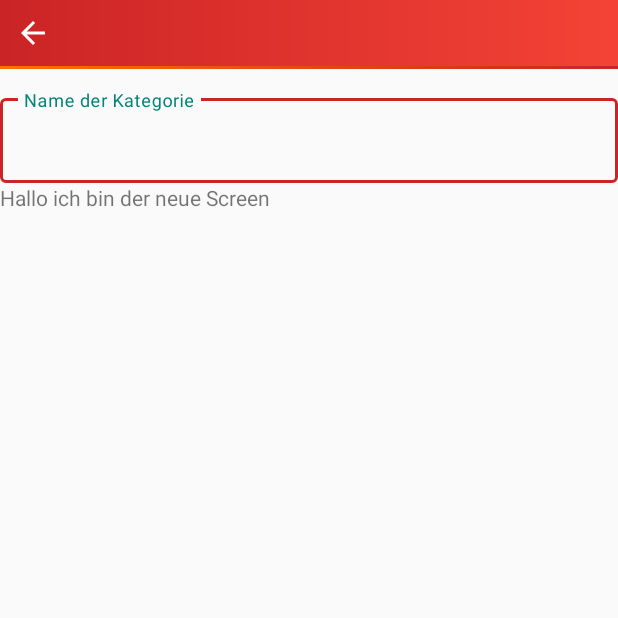
After one commit to davidzimara/AugmentedReality-App, an Android app: the CreateCategory screen opened directly, with no data from a screen before it, on a phone screen of 412 x 824 dp, the top half of it. The commit adds this screen. Run offline under Robolectric (Android 15) with nearby library versions, the phone set to English and light mode, and no system bars.

Commit message:
Back Button and Material io red design

```diff
--- a/app/src/main/AndroidManifest.xml
+++ b/app/src/main/AndroidManifest.xml
@@ -9,7 +9,11 @@
         android:roundIcon="@mipmap/ic_launcher_round"
         android:supportsRtl="true"
         android:theme="@style/AppTheme">
-        <activity android:name=".LoadingScreen"
+        <activity
+            android:name=".CreateCategory"
+            android:theme="@style/AppTheme.NoActionBar"></activity>
+        <activity
+            android:name=".LoadingScreen"
             android:theme="@style/AppTheme.NoActionBar">
             <intent-filter>
                 <action android:name="android.intent.action.MAIN" />
@@ -17,10 +21,10 @@
                 <category android:name="android.intent.category.LAUNCHER" />
             </intent-filter>
         </activity>
-        <activity android:name=".MainActivity"
+        <activity
+            android:name=".MainActivity"
             android:label="LernApp"
-            android:theme="@style/AppTheme.NoActionBar">
-        </activity>
+            android:theme="@style/AppTheme.NoActionBar"></activity>
     </application>
 
 </manifest>
--- /dev/null
+++ b/app/src/main/java/com/example/lernapp/CreateCategory.kt
@@ -0,0 +1,36 @@
+package com.example.lernapp
+
+import android.content.Intent
+import androidx.appcompat.app.AppCompatActivity
+import android.os.Bundle
+import android.view.View
+import androidx.fragment.app.FragmentTransaction
+import com.google.android.material.bottomnavigation.BottomNavigationView
+import androidx.navigation.Navigation
+import kotlinx.android.synthetic.main.activity_create_category.view.*
+
+class CreateCategory : AppCompatActivity() {
+
+    lateinit var subjectFragment: SubjectFragment
+
+    override fun onCreate(savedInstanceState: Bundle?) {
+        super.onCreate(savedInstanceState)
+        setContentView(R.layout.activity_create_category)
+
+    }
+
+
+    fun back_to_subject(view: View) {
+
+        val intent = Intent(this, MainActivity::class.java)
+        // To pass any data to next activity
+        intent.putExtra("keyIdentifier", 2)
+        // start your next activity
+        startActivity(intent)
+
+        //TODO: Aufruf Kategorien Fragment "fragment_subject" (momentan Home)
+
+    }
+
+
+}
--- a/app/src/main/java/com/example/lernapp/MainActivity.kt
+++ b/app/src/main/java/com/example/lernapp/MainActivity.kt
@@ -1,5 +1,6 @@
 package com.example.lernapp
 
+import android.content.Intent
 import androidx.appcompat.app.AppCompatActivity
 import android.os.Bundle
 import android.provider.Settings
@@ -15,6 +16,7 @@ import com.google.android.material.bottomnavigation.BottomNavigationView
 import com.google.android.material.bottomsheet.BottomSheetDialog
 import com.google.android.material.bottomsheet.BottomSheetDialogFragment
 import com.google.android.material.navigation.NavigationView
+import kotlinx.android.synthetic.main.activity_create_category.*
 import kotlinx.android.synthetic.main.activity_main.*
 import kotlinx.android.synthetic.main.dialog_layout.*
 import kotlinx.android.synthetic.main.dialog_layout.view.*
@@ -36,12 +38,14 @@ class MainActivity : AppCompatActivity() {
         val bottomNavigation : BottomNavigationView = findViewById(R.id.main_nav)
 
         //to show always the home screen
+
             homeFragment = HomeFragment()
             supportFragmentManager
                 .beginTransaction()
                 .replace(R.id.main_frame, homeFragment)
                 .setTransition(FragmentTransaction.TRANSIT_FRAGMENT_OPEN)
                 .commit()
+
 
         //Navigation between Fragments
 
@@ -125,16 +129,18 @@ class MainActivity : AppCompatActivity() {
 
 
         view.newCategory.setOnClickListener {
-            createFragment = CreateFragment()
-            supportFragmentManager
-                .beginTransaction()
-                .replace(R.id.main_frame, createFragment)
-                .setTransition(FragmentTransaction.TRANSIT_FRAGMENT_OPEN)
-                .commit()
+
+            val intent = Intent(this, CreateCategory::class.java)
+            // To pass any data to next activity
+            intent.putExtra("keyIdentifier", 2)
+            // start your next activity
+            startActivity(intent)
+            //close the bottom sheet (dialog) automatically
             dialog.dismiss()
         }
+            //close the bottom sheet (dialog) per click
+        view.iv_close.setOnClickListener {
 
-        view.iv_close.setOnClickListener {
             dialog.dismiss()
         }
 
@@ -142,7 +148,7 @@ class MainActivity : AppCompatActivity() {
 
 
 
-    //open the Fragment "fragment_create"
+    //open the Fragment "fragment_create" not necessary anymore, can be deleted
     fun show_create_category (view: View) {
 
         createFragment = CreateFragment()
--- /dev/null
+++ b/app/src/main/res/drawable/gradient_stroke.xml
@@ -0,0 +1,10 @@
+<?xml version="1.0" encoding="utf-8"?>
+<shape android:shape="rectangle"
+    xmlns:android="http://schemas.android.com/apk/res/android">
+
+    <gradient
+        android:startColor="#ff6f00"
+        android:endColor="@color/colorRot">
+    </gradient>
+
+</shape>
--- /dev/null
+++ b/app/src/main/res/drawable/ic_arrow_back_black_24dp.xml
@@ -0,0 +1,9 @@
+<vector xmlns:android="http://schemas.android.com/apk/res/android"
+        android:width="24dp"
+        android:height="24dp"
+        android:viewportWidth="24.0"
+        android:viewportHeight="24.0">
+    <path
+        android:fillColor="#FF000000"
+        android:pathData="M20,11H7.83l5.59,-5.59L12,4l-8,8 8,8 1.41,-1.41L7.83,13H20v-2z"/>
+</vector>
--- /dev/null
+++ b/app/src/main/res/layout/activity_create_category.xml
@@ -0,0 +1,72 @@
+<?xml version="1.0" encoding="utf-8"?>
+<RelativeLayout xmlns:android="http://schemas.android.com/apk/res/android"
+    android:orientation="vertical"
+    xmlns:app="http://schemas.android.com/apk/res-auto"
+    xmlns:tools="http://schemas.android.com/tools"
+    android:layout_width="match_parent"
+    android:layout_height="match_parent"
+    tools:context=".CreateCategory"
+    >
+
+
+    <ImageView
+        android:id="@+id/backgroundBar"
+        android:layout_width="match_parent"
+        android:layout_height="44dp"
+        android:background="@drawable/gradient_layout"
+        />
+
+    <ImageView
+        android:id="@+id/iv_back_to_subject"
+        android:layout_width="24dp"
+        android:layout_height="24dp"
+        android:layout_margin="10dp"
+        android:tint="@color/colorWhite"
+        app:srcCompat="@drawable/ic_arrow_back_black_24dp"
+        android:onClick="back_to_subject"
+
+        />
+
+    <ImageView
+        android:layout_width="match_parent"
+        android:layout_height="2dp"
+        android:background="@drawable/gradient_stroke"
+        android:layout_below="@+id/backgroundBar"/>
+
+    <LinearLayout
+        android:layout_width="match_parent"
+        android:layout_height="671dp"
+        android:layout_alignParentStart="true"
+        android:layout_alignParentTop="true"
+        android:layout_marginStart="0dp"
+        android:layout_marginTop="60dp"
+        android:orientation="vertical">
+
+
+
+
+        <com.google.android.material.textfield.TextInputLayout
+            android:layout_width="match_parent"
+            android:layout_height="wrap_content"
+            android:hint="Name der Kategorie"
+            app:boxStrokeColor="@color/colorRot"
+            style="@style/Widget.MaterialComponents.TextInputLayout.OutlinedBox"
+            android:outlineAmbientShadowColor="@color/colorLightRot"
+            android:outlineSpotShadowColor="@color/colorLightRot"
+            tools:ignore="MissingConstraints"
+            >
+
+            <com.google.android.material.textfield.TextInputEditText
+                android:layout_width="match_parent"
+                android:layout_height="wrap_content"/>
+
+        </com.google.android.material.textfield.TextInputLayout>
+
+        <TextView
+            android:layout_width="match_parent"
+            android:layout_height="wrap_content"
+            android:text="Hallo ich bin der neue Screen"/>
+
+    </LinearLayout>
+
+</RelativeLayout>
--- a/app/src/main/res/layout/fragment_create.xml
+++ b/app/src/main/res/layout/fragment_create.xml
@@ -7,7 +7,9 @@
     tools:context=".CreateFragment"
     android:orientation="vertical">
 
-    <!-- TODO: Update blank fragment layout -->
+    <!-- TODO: Hide Navbar (Fullscreen -> Show only this fragment without nav) -->
+    <!-- TODO: Implement back button (in the bottom left corner) -> Back to nav "Subject"-->
+
 
     <com.google.android.material.textfield.TextInputLayout
         android:layout_width="match_parent"
```
Lines whose indentation alone changed are shown as unchanged.
